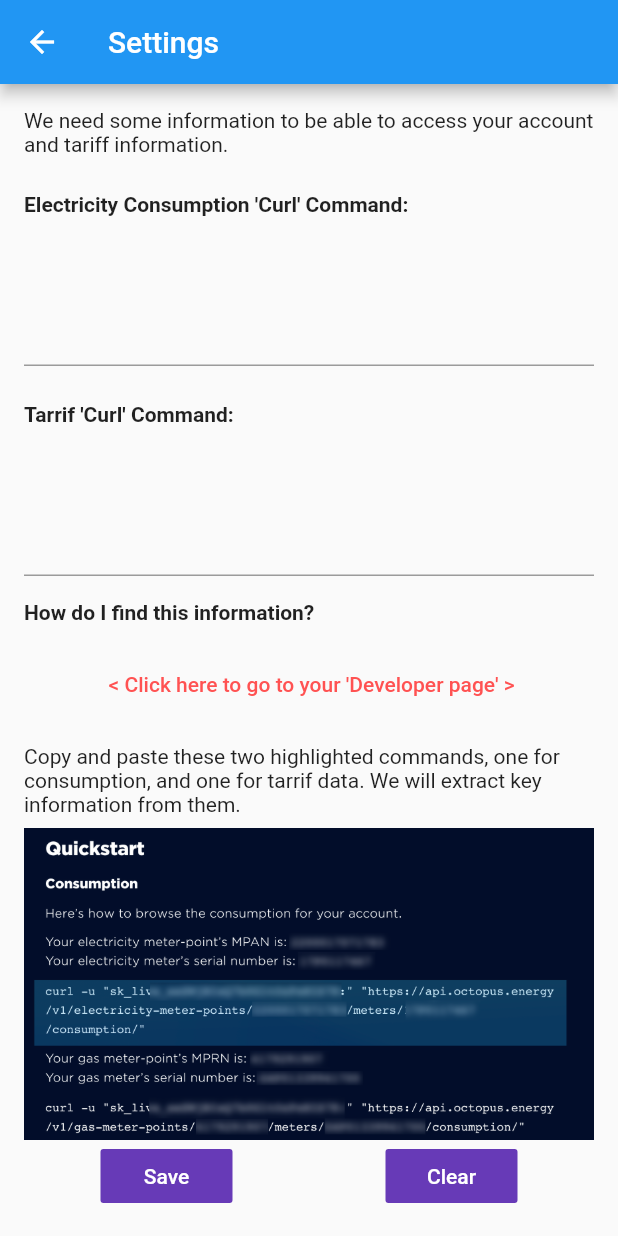
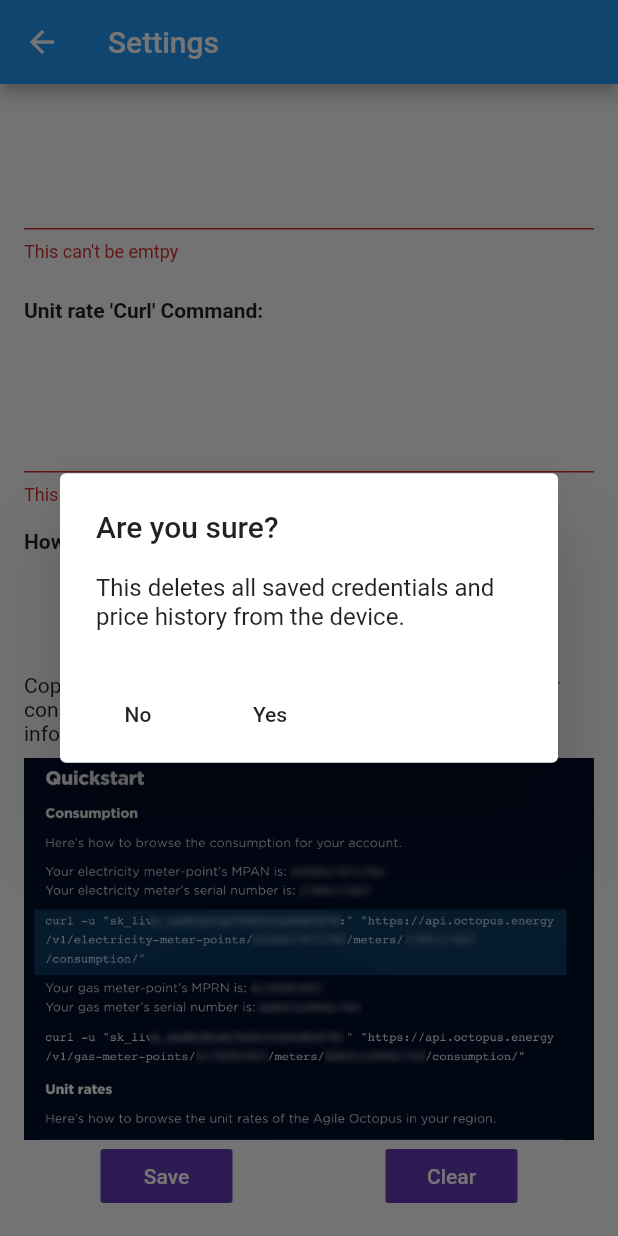
Before and after one commit to dmt195/octopus_data, a Flutter app: the SettingsWidget screen opened by its route, scrolled down 91 dp, after a tap on "Save", after a tap on "Clear", on a phone screen of 412 x 824 dp. Run offline on Flutter 3.47's test engine with Material 2 defaults, Android fonts, the light colour scheme and no system bars; our stand-ins replace bloc, charts_flutter, flutter_bloc, injectable, moor_flutter, shared_preferences; missing offline and left inert: calendar_strip; accounts and stored records are empty; generated files the repository leaves out were written again; statements that could not run were skipped.

Commit message:
mostly finished main_bloc and tested all main funtionality

```diff
--- a/lib/bloc_main/main_bloc.dart
+++ b/lib/bloc_main/main_bloc.dart
@@ -16,7 +16,6 @@
   AgileRepository ar;
   AppDatabase db;
   DateTime dayOfInterest;
-  List<EnergyData> dataReady;
   StreamSubscription<List<EnergyData>> subSub;
 
   MainBloc(this.db) {
@@ -34,16 +33,16 @@
   void getDataAndListen() {
     if (subSub != null) {
       subSub.cancel();
-//      print("Cancelling old DB sub");
+//      print("Cancelling old DB query sub");
     }
     var dbSub = db.watchAllEnergyData(dayOfInterest);
-//    print("Subscribing to DB changes for new date ${dayOfInterest.toIso8601String()}");
-    subSub = dbSub.listen((List<EnergyData> data) {
-//      print("DB changed with ${data.length} entries");
-      dataReady = data;
-      add(DataAvailableEvent());
-    });
-  }
+//    print(
+//        "Subscribing to DB query for new date ${dayOfInterest.toIso8601String()}");
+        subSub = dbSub.listen((List<EnergyData> data) {
+//      print("DB result changed with ${data.length} entries");
+          add(DataAvailableEvent(data));
+        });
+    }
 
   @override
   Future<void> close() {
@@ -52,42 +51,44 @@
   }
 
   @override
-  Stream<MainState> mapEventToState(
-    MainEvent event,
-  ) async* {
-    print("In mapEventToState with $event");
+  Stream<MainState> mapEventToState(MainEvent event,) async* {
+//    print("In mapEventToState with $event incoming...");
     if (event is DownloadRequestEvent) {
-      print("DownloadRequestEvent fired!");
+      yield DataRequestState();
+//      print("Emitting DataRequestState");
       await getAndSaveAllTariffData();
       await getAndSaveAllConsumptionData();
       await findCompletableChargeMatchesAndAddToDb();
+      yield CompletedFetchState();
+      getDataAndListen(); //this feels wrong!
+//      print("Emitting CompletedFetchState");
     } else if (event is SavedDataReadyEvent) {
-      print("SavedDataReadyEvent fired!");
       // if empty then fire the settings page event
       if (keyValueStore.apiKey.isEmpty) {
-        print("api key is empty");
+//        print("api key is empty");
         yield SettingsRequiredState();
+//        print("Emitting SettingsRequiredState");
       } else {
-        print("api key is present - getting AgileRepo instance");
+//        print("api key is present - getting AgileRepo instance");
         // ready the repos with their appropriate settings
         ar = AgileRepository(keyValueStore);
         add(DownloadRequestEvent());
       }
     } else if (event is DataAvailableEvent) {
-      print("DataAvailableEvent fired!");
-      yield DataAvailableState(dataReady);
+      yield DataAvailableState(event.data);
+//      print(
+//          "Emitting DataAvailableState (with data of ${event.data.length} elements)");
     } else if (event is DateChosenEvent) {
-      print("DateChosenEvent fired!");
       dayOfInterest = event.date;
       getDataAndListen();
     } else if (event is PreferencesSavedEvent) {
-      print("PreferencesSavedEvent fired!");
+      keyValueStore.upDateCurls(event.curl1, event.curl2);
       add(SavedDataReadyEvent());
-      getDataAndListen();
     } else if (event is ClearAllDataEvent) {
       await keyValueStore.clearAllData();
-      await db.clearData();
-      add(SavedDataReadyEvent());
+      await db.clearAllData();
+      yield SettingsRequiredState();
+//      print("Emitting SettingsRequiredState");
     }
   }
 
@@ -129,7 +130,6 @@
       bool isMoreResults = true;
       //iterate over all the results, making an api call each time
       while (isMoreResults) {
-//        print("Making consumption API call (page = $page)");
         var response = await ar.getConsumptionForDateRange(
             lastConsumptionEntry ?? today.subtract(Duration(days: 30)), today,
             page: page);
@@ -168,22 +168,28 @@
       dataToUpdate.forEach((e) async {
         await db.updateWithCostData(EnergyData(
             intervalStart: e.intervalStart,
-            costWithVat: calculateCost(
-                e.tariffWithVat, e.consumption, e.intervalStart.hour)));
+            costWithVat: calculateCost(e)));
       });
     });
   }
 
-  //todo should take an EnergyData instead
-  static double calculateCost(double perKwHr, double consumption, int hour) {
-    //min(2.30 x W + P, 33.33) 33.33 ex vat, 35 inc vat
-    //P is 11.0 between 4pm and 7pm
-    return consumption *
-        [(2.3 * perKwHr + (hour < 19 && hour >= 16 ? 11 : 0)), 35.0]
-            .reduce(min);
+  static double calculateCost(EnergyData e, {bool withoutConsumption = false}) {
+    // If the tariff is negative then assume there is no equation and no VAT applied
+    if (e.tariffExVat < 0) {
+      return (withoutConsumption ? 1 : e.consumption) * e.tariffExVat;
+    }
+
+    // For positive tariff values, apply the equation given by Octopus
+    // min(2.30 x W + P, 33.33) 33.33 ex vat, 35 inc vat
+    // P is 11.0 between 4pm and 7pm
+    return (withoutConsumption ? 1 : e.consumption) *
+        [
+          (2.3 * e.tariffWithVat +
+              (e.intervalStart.hour < 19 && e.intervalStart.hour >= 16
+                  ? 11
+                  : 0)),
+          35.0
+        ].reduce(min);
   }
 
-  void clearAll() {
-//    db.clearAllData();
-  }
 }
--- a/lib/bloc_main/main_event.dart
+++ b/lib/bloc_main/main_event.dart
@@ -1,4 +1,5 @@
 import 'package:meta/meta.dart';
+import 'package:octopus_data/data/moor_database.dart';
 
 @immutable
 abstract class MainEvent {}
@@ -7,7 +8,12 @@
 
 class SavedDataReadyEvent extends MainEvent {}
 
-class DataAvailableEvent extends MainEvent {}
+class DataAvailableEvent extends MainEvent {
+  final List<EnergyData> data;
+
+  DataAvailableEvent(this.data);
+
+}
 
 class DateChosenEvent extends MainEvent {
   final DateTime date;
@@ -15,6 +21,11 @@
   DateChosenEvent(this.date);
 }
 
-class PreferencesSavedEvent extends MainEvent {}
+class PreferencesSavedEvent extends MainEvent {
+  final String curl1;
+  final String curl2;
+
+  PreferencesSavedEvent(this.curl1, this.curl2);
+}
 
 class ClearAllDataEvent extends MainEvent {}
--- a/lib/bloc_main/main_state.dart
+++ b/lib/bloc_main/main_state.dart
@@ -6,7 +6,7 @@
   final bool isLoading = false;
   final SettingsStatus settingsState = SettingsStatus.UNKNOWN;
   final DateTime dayOfInterest = DateTime.now();
-  final List<EnergyData> dataReady = [];
+  final List<EnergyData> data = [];
 }
 
 class InitialMainState extends MainState {
@@ -19,11 +19,14 @@
   final bool isLoading = true;
 }
 
+class CompletedFetchState extends MainState {
+  final bool isLoading = false;
+}
+
 class DataAvailableState extends MainState {
-  final bool isLoading = false;
-  final List<EnergyData> dataReady;
+  final List<EnergyData> data;
 
-  DataAvailableState(this.dataReady);
+  DataAvailableState(this.data);
 }
 
 class SavedDataAvailableState extends MainState {}
--- a/lib/data/moor_database.dart
+++ b/lib/data/moor_database.dart
@@ -96,8 +96,8 @@
     return data;
   }
 
-  Future<void> clearData() async {
-    //todo
+  Future<void> clearAllData() async {
+    await delete(energy).go();
     return;
   }
 
--- a/lib/extension_functions.dart
+++ b/lib/extension_functions.dart
@@ -1,4 +1,7 @@
 import 'package:intl/intl.dart';
+
+import 'bloc_main/main_bloc.dart';
+import 'data/moor_database.dart';
 
 // Used when only interested in the time of a DateTime
 extension DateTimeExtensions on DateTime {
@@ -17,3 +20,10 @@
     return total;
   }
 }
+
+// Using extension so as not to interfere with Moor library
+extension EnergyDataExtensions on EnergyData {
+  double getActualTariff() {
+    return MainBloc.calculateCost(this, withoutConsumption: true);
+  }
+}
--- a/lib/home_page.dart
+++ b/lib/home_page.dart
@@ -33,16 +33,16 @@
                 onDateSelected: (date) => _setDateOfInterest(bloc, date),
                 selectedDate: bloc.dayOfInterest,
               ),
-              SummariserWidget(bloc.dataReady),
-              GraphWidget(bloc.dataReady),
-              bloc.dataReady == null || bloc.dataReady.isEmpty
+              SummariserWidget(bloc.state.data),
+              GraphWidget(bloc.state.data),
+              bloc.state.data == null || bloc.state.data.isEmpty
                   ? Expanded(
                       child: Container(
                         child:
                             Center(child: Text("No Data For This Date (Yet)")),
                       ),
                     )
-                  : DataListViewWidget(bloc.dataReady),
+                  : DataListViewWidget(bloc.state.data),
             ],
           ),
           floatingActionButton: FloatingActionButton(
--- a/lib/key_value_store.dart
+++ b/lib/key_value_store.dart
@@ -64,6 +64,9 @@
   }
 
   Future<void> clearAllData() async {
+    this.apiKey = "";
+    this.consumptionCurl = "";
+    this.tariffCurl = "";
     await prefs.clear();
   }
 }
--- a/lib/repo/agile_repo.dart
+++ b/lib/repo/agile_repo.dart
@@ -43,8 +43,6 @@
     if (response.statusCode == 200) {
       return TariffResponse.fromJson(response.body);
     } else {
-//    print(
-//        "Rates response returned ${response.statusCode} (${response.reasonPhrase}).");
       return null;
     }
   }
@@ -64,8 +62,6 @@
     if (response.statusCode == 200) {
       return ConsumptionResponse.fromJson(response.body);
     } else {
-//    print(
-//        "Consumption response returned ${response.statusCode} (${response.reasonPhrase}).");
       return null;
     }
   }
--- a/lib/settings_widget.dart
+++ b/lib/settings_widget.dart
@@ -82,7 +82,7 @@
                             Padding(
                               padding: const EdgeInsets.only(top: 24.0),
                               child: Text(
-                                "Tarrif 'Curl' Command:",
+                                "Unit rate 'Curl' Command:",
                                 style: TextStyle(fontWeight: FontWeight.bold),
                               ),
                             ),
@@ -168,13 +168,8 @@
                           onPressed: () {
                             if (_formKey.currentState.validate()) {
                               // save values
-                              bloc.keyValueStore
-                                  .upDateCurls(_consumptionCurl, _tariffCurl)
-                                  .then((_) {
-                                bloc.add(PreferencesSavedEvent());
-//                                _ackAlert(context);
-                                Navigator.of(context).pop();
-                              });
+                                bloc.add(PreferencesSavedEvent(_consumptionCurl, _tariffCurl));
+                                _ackAlert(context);
                             }
                           },
                         ),
@@ -190,8 +185,15 @@
                           color: Colors.deepPurple,
                           onPressed: () {
                             // save values
-                            bloc.add(ClearAllDataEvent());
-                            Navigator.of(context).pop();
+                            _confirmAlert(context).then(
+                              (value) {
+                                if (value) {
+                                  bloc.add(ClearAllDataEvent());
+                                  //Keep popping until you're home! (2 pops down - one for the dialog, on for settings
+                                  Navigator.of(context).pop();
+                                }
+                              },
+                            );
                           },
                         ),
                       ],
@@ -222,6 +224,7 @@
     }();
   }
 
+  // An alert dialog for confirming what's been saved
   Future<void> _ackAlert(BuildContext context) {
     TextStyle style = TextStyle(fontSize: 12);
 
@@ -265,7 +268,9 @@
             FlatButton(
               child: Text('Ok'),
               onPressed: () {
-                Navigator.of(context).pop();
+                //Keep popping until you're home! (2 pops down - one for the dialog, on for settings
+                Navigator.of(context)
+                    .popUntil((route) => !Navigator.of(context).canPop());
               },
             ),
           ],
@@ -275,6 +280,41 @@
   }
 }
 
+// An alert dialog for confirming what's been saved
+Future<bool> _confirmAlert(BuildContext context) {
+  TextStyle style = TextStyle(fontSize: 12);
+  return showDialog<bool>(
+    context: context,
+    builder: (BuildContext context) {
+      return AlertDialog(
+        title: Text('Are you sure?'),
+        content: Container(
+          child: Text(
+              "This deletes all saved credentials and price history from the device."),
+        ),
+        actions: <Widget>[
+          Row(
+            children: [
+              FlatButton(
+                child: Text('No'),
+                onPressed: () {
+                  Navigator.of(context).pop(false);
+                },
+              ),
+              FlatButton(
+                child: Text('Yes'),
+                onPressed: () {
+                  Navigator.of(context).pop(true);
+                },
+              ),
+            ],
+          ),
+        ],
+      );
+    },
+  );
+}
+
 _launchURL(String url) async {
   if (await canLaunch(url)) {
     await launch(url);
```
Also changed, not shown: lib/data_list_item.dart (+2 -5 lines).
